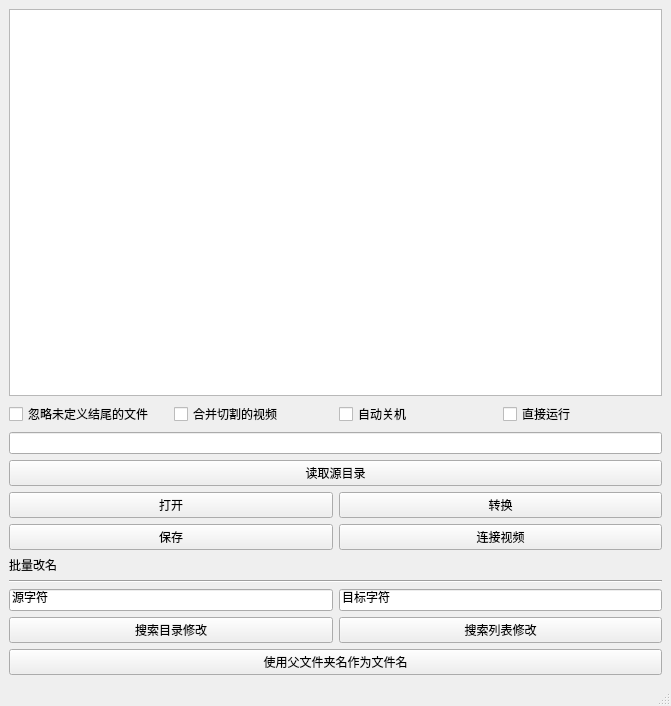
Old version of the form J_Living/J_LivingScript/python/J_VideoConverter/J_VideoConverterUI.ui in the repository wangziheng0426/JMadOnion.
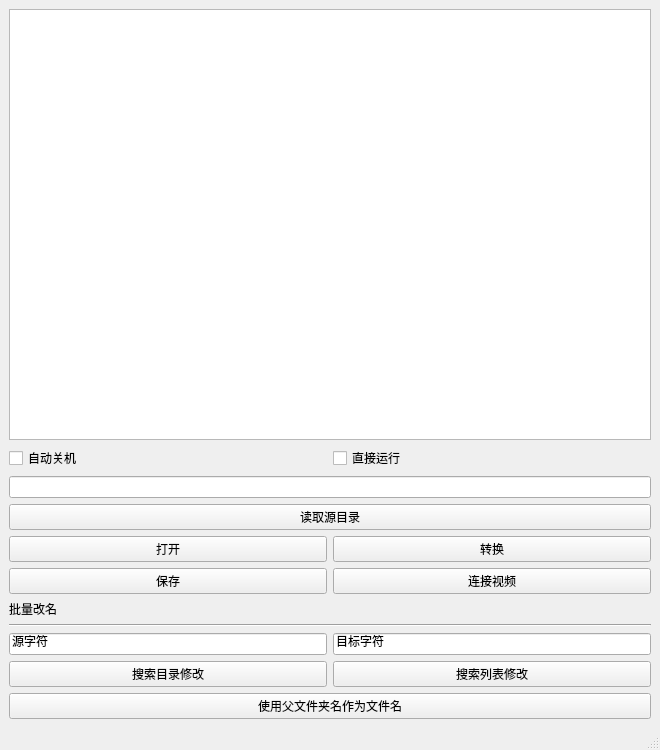
New version of the form.

Commit message: 视频压缩工具重构

```diff
--- a/J_Living/J_LivingScript/python/J_VideoConverter/J_VideoConverterUI.ui
+++ b/J_Living/J_LivingScript/python/J_VideoConverter/J_VideoConverterUI.ui
@@ -6,10 +6,16 @@
    <rect>
     <x>0</x>
     <y>0</y>
-    <width>671</width>
-    <height>706</height>
+    <width>660</width>
+    <height>750</height>
    </rect>
   </property>
+  <property name="minimumSize">
+   <size>
+    <width>660</width>
+    <height>750</height>
+   </size>
+  </property>
   <property name="windowTitle">
    <string>J_videoConverter</string>
   </property>
@@ -44,20 +50,6 @@
      <layout class="QVBoxLayout" name="verticalLayout">
       <item>
        <layout class="QHBoxLayout" name="horizontalLayout">
-        <item>
-         <widget class="QCheckBox" name="checkBox_ignoreEnd">
-          <property name="text">
-           <string>忽略未定义结尾的文件</string>
-          </property>
-         </widget>
-        </item>
-        <item>
-         <widget class="QCheckBox" name="checkBox_combinVideo">
-          <property name="text">
-           <string>合并切割的视频</string>
-          </property>
-         </widget>
-        </item>
         <item>
          <widget class="QCheckBox" name="checkBox_shutdown">
           <property name="text">
```
Left out of the diff: 16 changed lines with no effect on the pictures. The commit also changes 7 other files.
